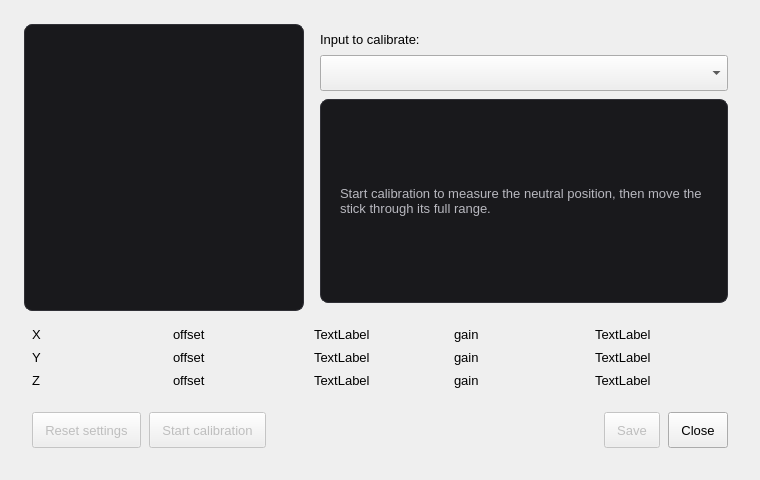
Before: the Qt Designer form src/gui/calibration.ui in davaughnl/Pad, drawn with Qt 5.
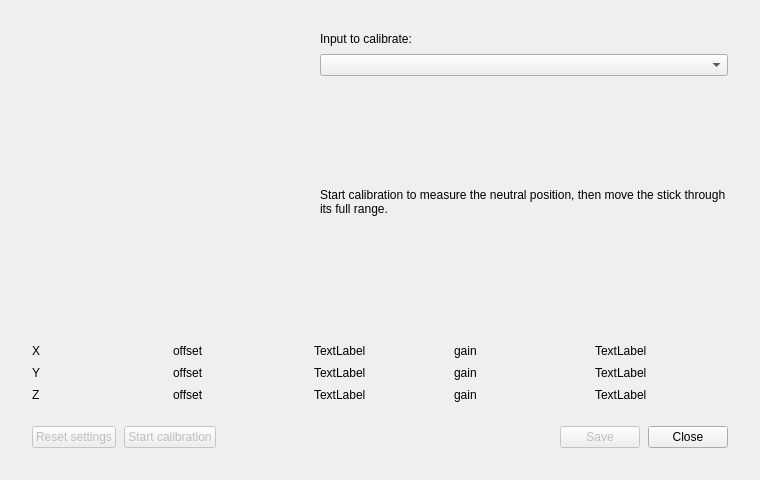
After: the same form once the commit is applied. Icons and pictures are not drawn. Custom widgets are drawn as their Qt base class.

Commit message: dialogs: strip remaining per-dialog stylesheets

```diff
--- a/src/gui/calibration.ui
+++ b/src/gui/calibration.ui
@@ -2,24 +2,6 @@
 <ui version="4.0">
  <class>Calibration</class>
  <widget class="QWidget" name="Calibration">
-  <property name="styleSheet"><string>QWidget { font-family: &quot;Geist&quot;; font-size: 13px; font-weight: 400; }
-QDialog { background: #111113; }
-QPushButton, QToolButton { min-height: 24px; padding: 5px 12px; }
-QComboBox, QLineEdit, QSpinBox, QDoubleSpinBox { min-height: 24px; padding-top: 5px; padding-bottom: 5px; }
-QSpinBox { min-width: 96px; }
-QGroupBox { padding: 16px; margin-top: 16px; }
-QGroupBox::title { color: #b8b8bf; left: 16px; }
-QLabel:disabled, QCheckBox:disabled { color: #67676f; }
-QDialogButtonBox { border: none; padding-top: 8px; }
-QTextBrowser, QPlainTextEdit { background: #19191c; border: 1px solid #303036; border-radius: 8px; padding: 16px; color: #eeeeef; selection-background-color: #505058; }
-QLabel#titleLabel { font-size: 24px; }
-QLabel#versionLabel, QLabel#copyrightLabel { color: #a0a0a8; }
-QLabel#steps { color: #b8b8bf; padding: 16px; background: #19191c; border: 1px solid #303036; border-radius: 8px; }
-QStackedWidget#statusStack { background: #19191c; border: 1px solid #303036; border-radius: 8px; }
-QFrame[frameShape="4"], QFrame[frameShape="5"] { color: #29292d; background: #29292d; max-height: 1px; border: none; }
-QTableWidget { background: #19191c; border: 1px solid #303036; gridline-color: #29292d; }
-QHeaderView::section { background: #242427; color: #b8b8bf; padding: 8px; border: none; }
-</string></property>
   <property name="geometry">
    <rect>
     <x>0</x>
```
The commit also changes 5 other files.
